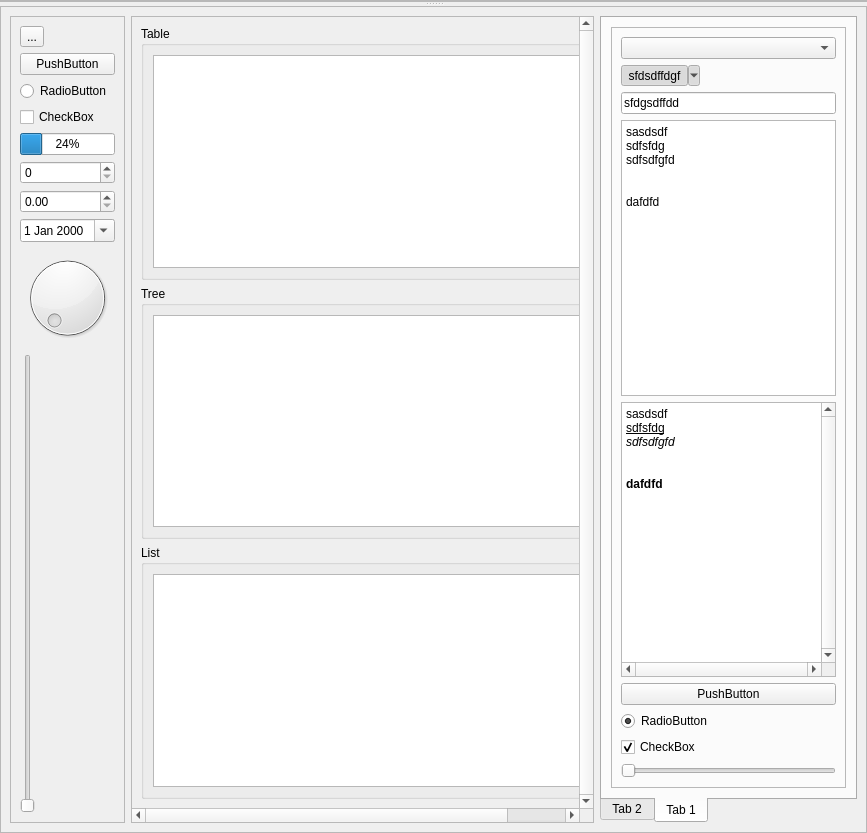
Before: the Qt Designer form examples/dummy.ui in datalyze-solutions/FancyQt, drawn with Qt 5.
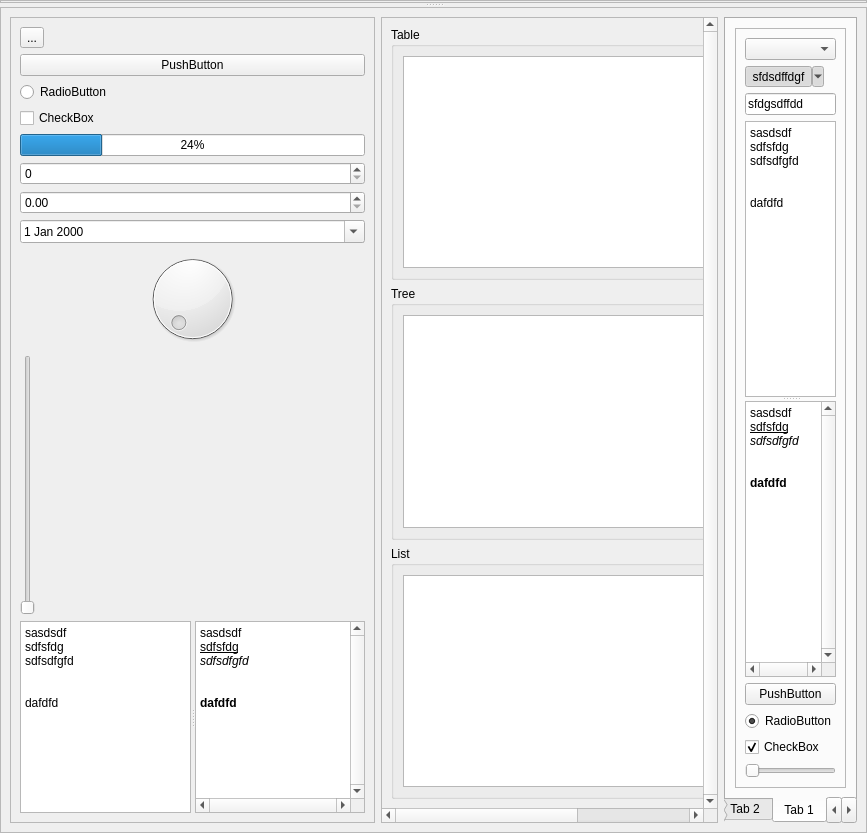
After: the same form once the commit is applied. Icons and pictures are not drawn.

```diff
--- a/examples/dummy.ui
+++ b/examples/dummy.ui
@@ -129,6 +129,43 @@
             </property>
            </widget>
           </item>
+          <item>
+           <widget class="QSplitter" name="splitter_3">
+            <property name="orientation">
+             <enum>Qt::Horizontal</enum>
+            </property>
+            <widget class="QPlainTextEdit" name="plainTextEdit_2">
+             <property name="plainText">
+              <string>sasdsdf
+sdfsfdg
+sdfsdfgfd
+
+
+dafdfd</string>
+             </property>
+            </widget>
+            <widget class="QTextEdit" name="textEdit_2">
+             <property name="verticalScrollBarPolicy">
+              <enum>Qt::ScrollBarAlwaysOn</enum>
+             </property>
+             <property name="horizontalScrollBarPolicy">
+              <enum>Qt::ScrollBarAlwaysOn</enum>
+             </property>
+             <property name="html">
+              <string>&lt;!DOCTYPE HTML PUBLIC &quot;-//W3C//DTD HTML 4.0//EN&quot; &quot;http://www.w3.org/TR/REC-html40/strict.dtd&quot;&gt;
+&lt;html&gt;&lt;head&gt;&lt;meta name=&quot;qrichtext&quot; content=&quot;1&quot; /&gt;&lt;style type=&quot;text/css&quot;&gt;
+p, li { white-space: pre-wrap; }
+&lt;/style&gt;&lt;/head&gt;&lt;body style=&quot; font-family:'Ubuntu'; font-size:9pt; font-weight:400; font-style:normal;&quot;&gt;
+&lt;p style=&quot; margin-top:0px; margin-bottom:0px; margin-left:0px; margin-right:0px; -qt-block-indent:0; text-indent:0px;&quot;&gt;sasdsdf&lt;/p&gt;
+&lt;p style=&quot; margin-top:0px; margin-bottom:0px; margin-left:0px; margin-right:0px; -qt-block-indent:0; text-indent:0px;&quot;&gt;&lt;span style=&quot; text-decoration: underline;&quot;&gt;sdfsfdg&lt;/span&gt;&lt;/p&gt;
+&lt;p style=&quot; margin-top:0px; margin-bottom:0px; margin-left:0px; margin-right:0px; -qt-block-indent:0; text-indent:0px;&quot;&gt;&lt;span style=&quot; font-style:italic;&quot;&gt;sdfsdfgfd&lt;/span&gt;&lt;/p&gt;
+&lt;p style=&quot;-qt-paragraph-type:empty; margin-top:0px; margin-bottom:0px; margin-left:0px; margin-right:0px; -qt-block-indent:0; text-indent:0px;&quot;&gt;&lt;br /&gt;&lt;/p&gt;
+&lt;p style=&quot;-qt-paragraph-type:empty; margin-top:0px; margin-bottom:0px; margin-left:0px; margin-right:0px; -qt-block-indent:0; text-indent:0px;&quot;&gt;&lt;br /&gt;&lt;/p&gt;
+&lt;p style=&quot; margin-top:0px; margin-bottom:0px; margin-left:0px; margin-right:0px; -qt-block-indent:0; text-indent:0px;&quot;&gt;&lt;span style=&quot; font-weight:600;&quot;&gt;dafdfd&lt;/span&gt;&lt;/p&gt;&lt;/body&gt;&lt;/html&gt;</string>
+             </property>
+            </widget>
+           </widget>
+          </item>
          </layout>
         </widget>
        </item>
@@ -318,6 +355,10 @@
                </widget>
               </item>
               <item>
+               <widget class="QSplitter" name="splitter_2">
+                <property name="orientation">
+                 <enum>Qt::Vertical</enum>
+                </property>
                <widget class="QPlainTextEdit" name="plainTextEdit">
                 <property name="plainText">
                  <string>sasdsdf
@@ -328,8 +369,6 @@
 dafdfd</string>
                 </property>
                </widget>
-              </item>
-              <item>
                <widget class="QTextEdit" name="textEdit">
                 <property name="verticalScrollBarPolicy">
                  <enum>Qt::ScrollBarAlwaysOn</enum>
@@ -350,6 +389,7 @@
 &lt;p style=&quot; margin-top:0px; margin-bottom:0px; margin-left:0px; margin-right:0px; -qt-block-indent:0; text-indent:0px;&quot;&gt;&lt;span style=&quot; font-weight:600;&quot;&gt;dafdfd&lt;/span&gt;&lt;/p&gt;&lt;/body&gt;&lt;/html&gt;</string>
                 </property>
                </widget>
+               </widget>
               </item>
               <item>
                <widget class="QPushButton" name="pushButton_2">
@@ -390,6 +430,11 @@
            </item>
           </layout>
          </widget>
+         <widget class="QWidget" name="tab_3">
+          <attribute name="title">
+           <string>Seite</string>
+          </attribute>
+         </widget>
         </widget>
        </item>
       </layout>
```
Lines whose indentation alone changed are shown as unchanged.
